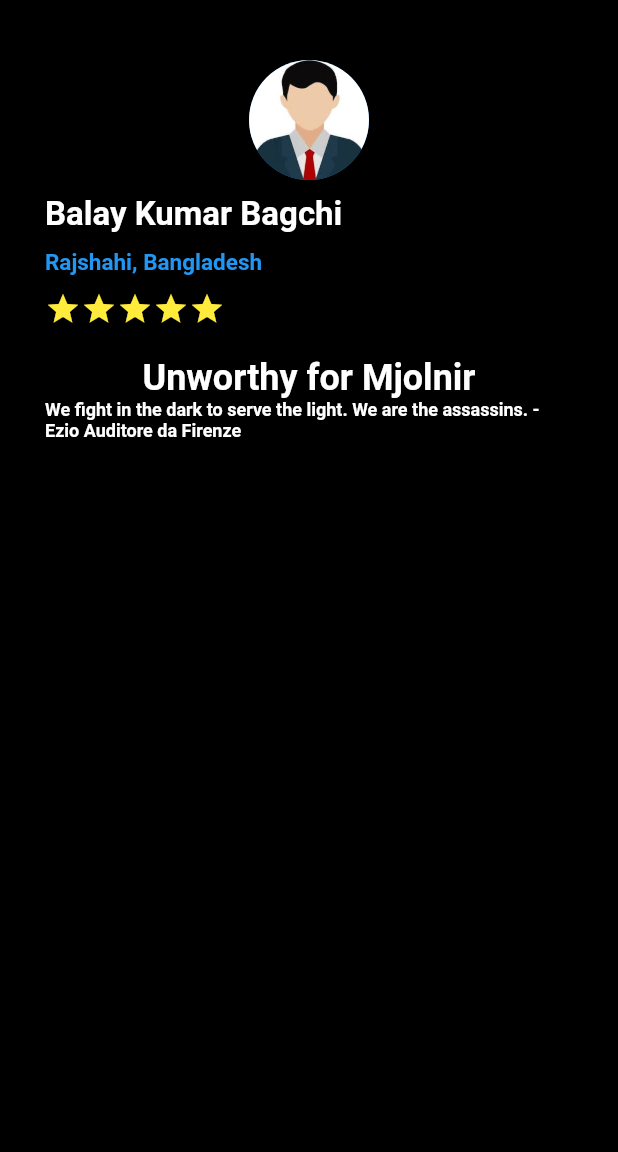
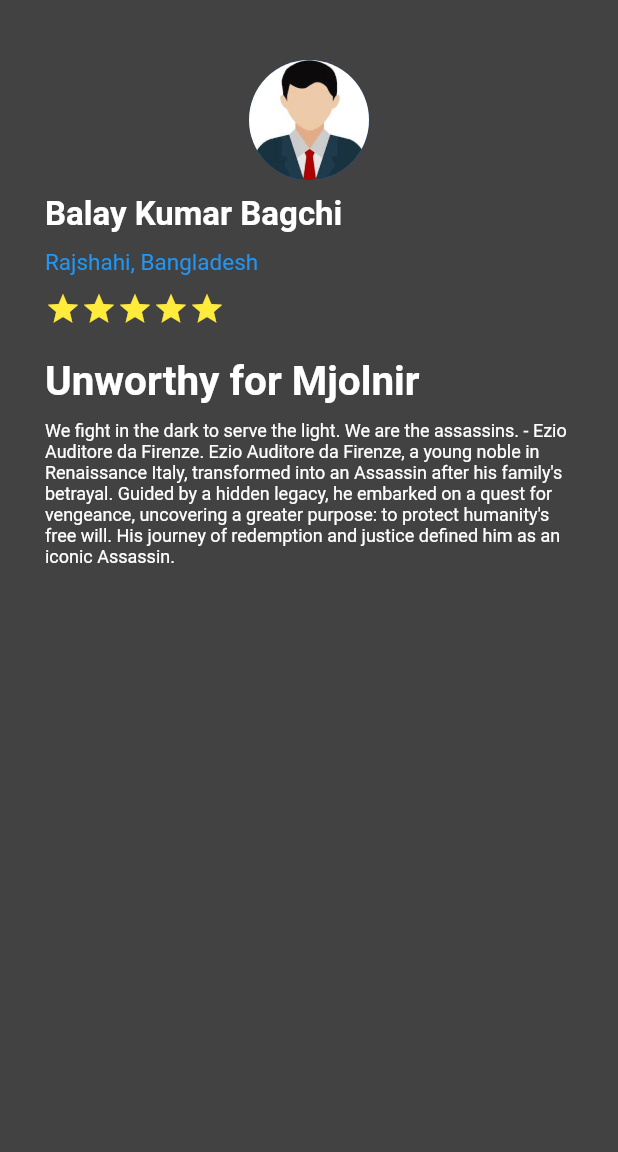
Before and after one commit to BK-Bagchi/fluttter_profile_app, a Flutter app: the screen it shows after launch, on a phone screen of 412 x 824 dp, the part 84-1236 px from its top. Run offline on Flutter 3.47's test engine with Material 2 defaults, Android fonts, the phone set to English and light mode, and no system bars.

Commit message:
Status part middle comming problem solved

```diff
--- a/lib/main.dart
+++ b/lib/main.dart
@@ -15,7 +15,7 @@ class MyProfileApp extends StatelessWidget {
       textDirection:
           TextDirection.ltr, // Set the text direction to left-to-right (LTR)
       child: Scaffold(
-        backgroundColor: Colors.black,
+        backgroundColor: Colors.grey[800],
         appBar: AppBar(
           title: const Text('My Profile'),
           centerTitle: true,
@@ -46,7 +46,6 @@ class MyProfileApp extends StatelessWidget {
                 'Rajshahi, Bangladesh',
                 style: TextStyle(
                   color: Colors.blue,
-                  fontWeight: FontWeight.bold,
                   fontSize: 15.0,
                 ),
               ),
@@ -73,30 +72,25 @@ class MyProfileApp extends StatelessWidget {
                     Icons.star,
                     color: Colors.yellow,
                   ),
-                  SizedBox(width: 10.0),
                 ],
               ),
               SizedBox(height: 20.0),
-              Column(
-                children: <Widget>[
               Text(
                 'Unworthy for Mjolnir',
                 style: TextStyle(
                   color: Colors.white,
                   fontWeight: FontWeight.bold,
-                      fontSize: 24.0,
+                  fontSize: 27.0,
                 ),
               ),
+              SizedBox(height: 10.0),
               Text(
-                    'We fight in the dark to serve the light. We are the assassins. - Ezio Auditore da Firenze',
+                "We fight in the dark to serve the light. We are the assassins. - Ezio Auditore da Firenze. Ezio Auditore da Firenze, a young noble in Renaissance Italy, transformed into an Assassin after his family's betrayal. Guided by a hidden legacy, he embarked on a quest for vengeance, uncovering a greater purpose: to protect humanity's free will. His journey of redemption and justice defined him as an iconic Assassin.",
                 style: TextStyle(
                   color: Colors.white,
-                      fontWeight: FontWeight.bold,
                   fontSize: 12.0,
                 ),
               ),
-                ],
-              )
             ],
           ),
         ),
```
Lines whose indentation alone changed are shown as unchanged.
